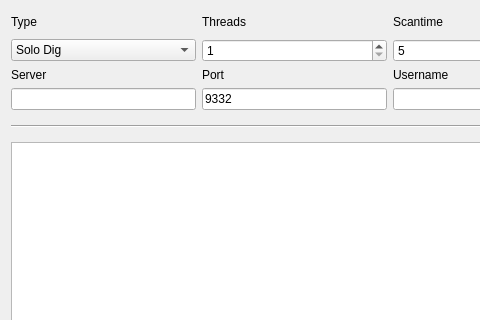
Qt form src/qt/forms/miningpage.ui (fj31216/kittehcoin) before a commit; both pictures show x 0 to 480 and y 0 to 320 of the 780 by 636 pixel window.
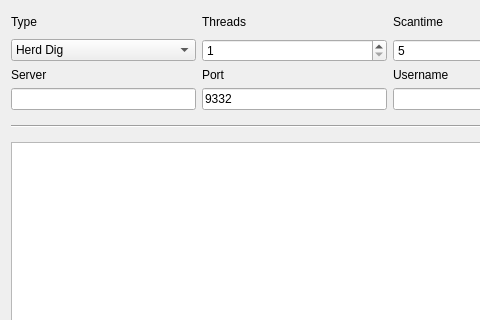
The same form after that commit.

Commit message:
change to "Herd Dig"
such group

```diff
--- a/src/qt/forms/miningpage.ui
+++ b/src/qt/forms/miningpage.ui
@@ -202,7 +202,7 @@
      </property>
      <item>
       <property name="text">
-       <string>Solo Dig</string>
+       <string>Herd Dig</string>
       </property>
      </item>
      <item>
```
